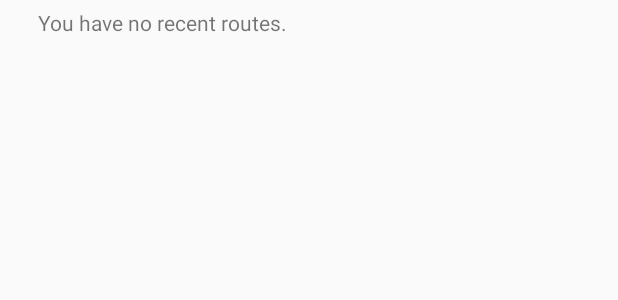
After one commit to fossij/Monumap, an Android app: the layout fragment_recent_routes.xml on its own in the app's theme, with its tools: preview values and no code run, on a phone screen of 412 x 824 dp. The commit adds this screen. Shown: the top 300 px of the screen. Run offline under Robolectric (Android 15) with nearby library versions, the phone set to English and light mode, and no system bars.

Commit message:
Added recent routes page

```diff
--- /dev/null
+++ b/app/src/main/res/layout/fragment_recent_routes.xml
@@ -0,0 +1,22 @@
+<?xml version="1.0" encoding="utf-8"?>
+<FrameLayout xmlns:android="http://schemas.android.com/apk/res/android"
+    xmlns:tools="http://schemas.android.com/tools"
+    android:layout_width="match_parent"
+    android:layout_height="match_parent"
+    tools:context=".Dialogs.RecentRoutes">
+
+    <LinearLayout
+        android:layout_width="match_parent"
+        android:layout_height="match_parent"
+        android:orientation="vertical">
+
+        <TextView
+            android:text="@string/recent_routes_no_routes_text"
+            android:layout_width="wrap_content"
+            android:layout_height="wrap_content"
+            android:layout_marginStart="25dp"
+            android:layout_marginTop="5dp" />
+
+    </LinearLayout>
+
+</FrameLayout>
--- a/app/src/main/res/menu/drawer_menu.xml
+++ b/app/src/main/res/menu/drawer_menu.xml
@@ -7,4 +7,9 @@
         android:id="@+id/nav_settings"
         android:icon="@drawable/settings_icon"
         android:title="@string/nav_settings_text" />
+
+    <item
+        android:id="@+id/nav_recent_routes"
+        android:icon="@drawable/recent_routes_icon"
+        android:title="@string/nav_recent_routes_text" />
 </menu>
--- a/app/src/main/res/values/strings.xml
+++ b/app/src/main/res/values/strings.xml
@@ -39,4 +39,9 @@
     <string name="preferences">MONUMAP_PREFS</string>
     <string name="sp_wheelchairAccessibilityEnabled">wheelchairAccessibilityEnabled</string>
     <string name="sp_textToSpeechEnabled">textToSpeechEnabled</string>
+    <string name="nav_recent_routes_text">Recent Routes</string>
+    <string name="recent_routes_title">Recent Routes</string>
+    <string name="recent_routes_calculate">Calculate</string>
+    <string name="recent_routes_cancel">Cancel</string>
+    <string name="recent_routes_no_routes_text">You have no recent routes.</string>
 </resources>
```
Also changed, not shown: app/src/main/java/edu/wit/mobileapp/monumap/Dialogs/RecentRoutes.java (added, +48 -0 lines), app/src/main/java/edu/wit/mobileapp/monumap/Home.java (+14 -0 lines), app/src/main/res/drawable/recent_routes_icon.png (added).
